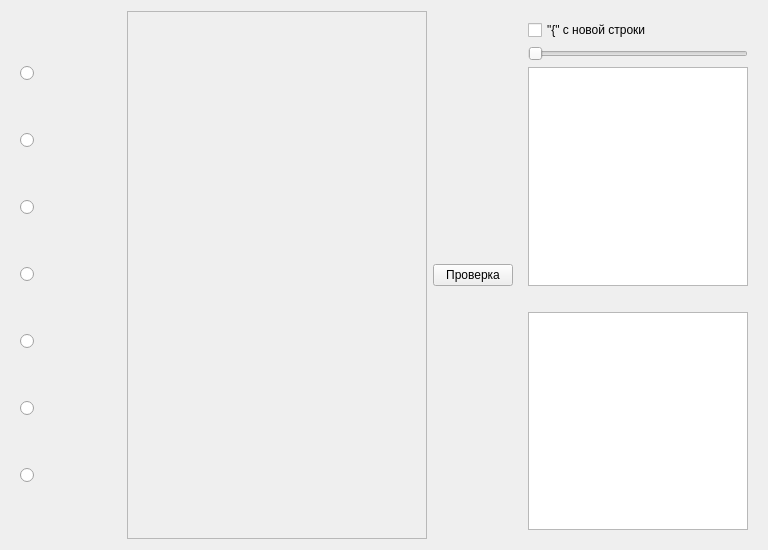
The window that exercisewindow.ui (MrBentCode/FlowChart_trainer) describes before a commit, drawn with Qt 5.
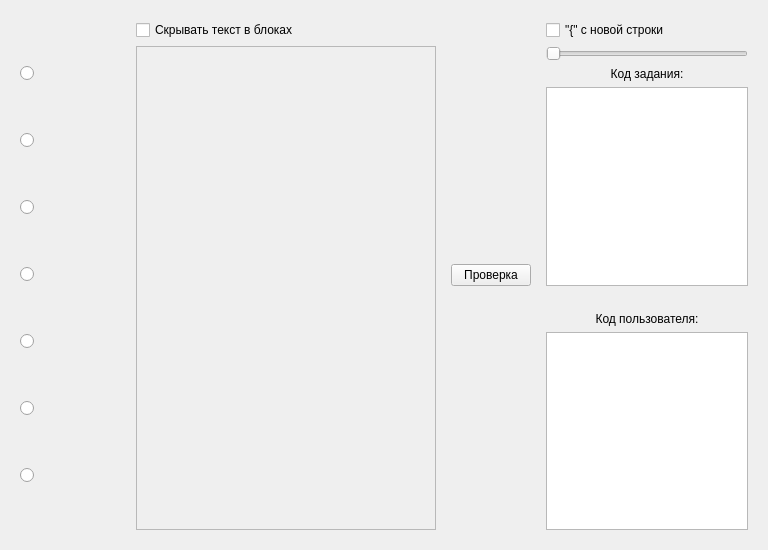
The same window after the commit. Icons and pictures are not drawn.

```diff
--- a/exercisewindow.ui
+++ b/exercisewindow.ui
@@ -167,6 +167,16 @@
     </widget>
    </item>
    <item>
+    <widget class="QWidget" name="widget_3" native="true">
+     <layout class="QVBoxLayout" name="verticalLayout_3">
+      <item>
+       <widget class="QCheckBox" name="checkBox">
+        <property name="text">
+         <string>Скрывать текст в блоках</string>
+        </property>
+       </widget>
+      </item>
+      <item>
     <widget class="QScrollArea" name="scrollArea">
      <property name="minimumSize">
       <size>
@@ -189,12 +199,15 @@
         <x>0</x>
         <y>0</y>
         <width>298</width>
-        <height>530</height>
+           <height>489</height>
        </rect>
       </property>
      </widget>
     </widget>
    </item>
+     </layout>
+    </widget>
+   </item>
    <item>
     <widget class="QPushButton" name="pushButton">
      <property name="text">
@@ -231,6 +244,16 @@
         </property>
        </widget>
       </item>
+      <item>
+       <widget class="QLabel" name="label_2">
+        <property name="text">
+         <string>Код задания:</string>
+        </property>
+        <property name="alignment">
+         <set>Qt::AlignCenter</set>
+        </property>
+       </widget>
+      </item>
       <item>
        <widget class="QTextBrowser" name="textBrowser">
         <property name="lineWrapMode">
@@ -248,6 +271,16 @@
         </property>
        </widget>
       </item>
+      <item>
+       <widget class="QLabel" name="label_3">
+        <property name="text">
+         <string>Код пользователя:</string>
+        </property>
+        <property name="alignment">
+         <set>Qt::AlignCenter</set>
+        </property>
+       </widget>
+      </item>
       <item>
        <widget class="QTextBrowser" name="textBrowser_2">
         <property name="lineWrapMode">
```
Left out of the diff: 21 changed lines with no effect on the pictures. Lines whose indentation alone changed are shown as unchanged.
